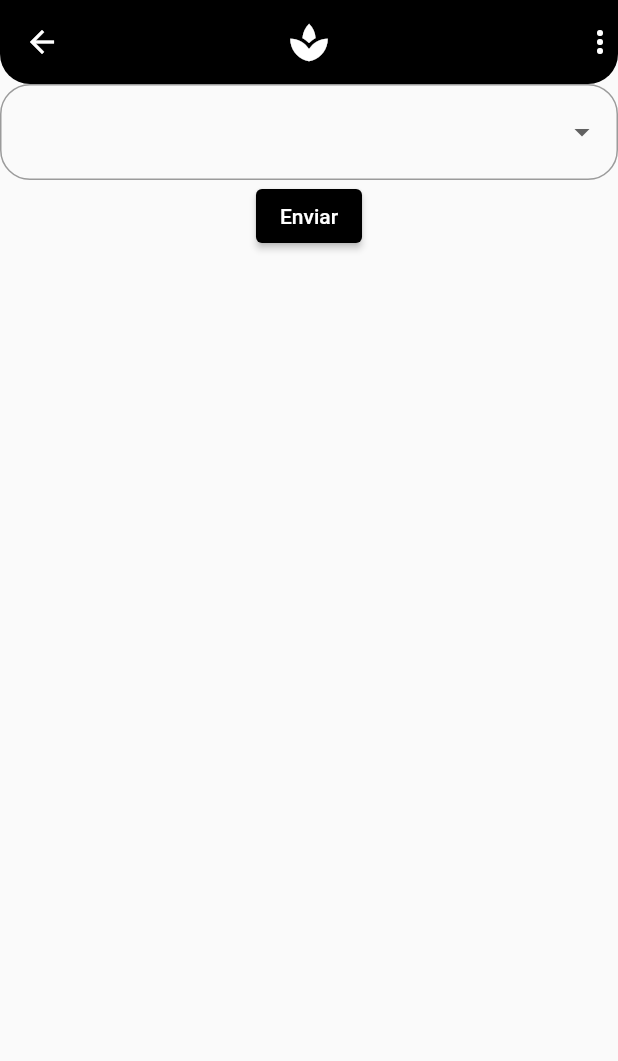
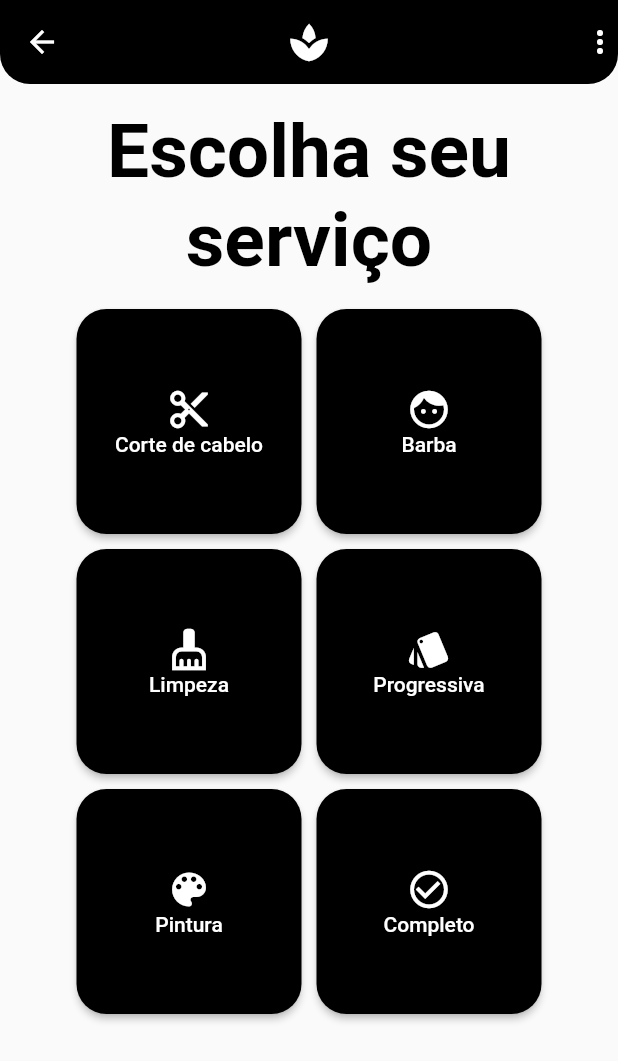
Before and after one commit to MatheusAnthonyPereiraAbreu/app-cabelereiro, a Flutter app: the screen it shows once a user with an empty profile is signed in, in the side drawer, after a tap on "Agendar Horário", on a phone screen of 412 x 824 dp. Shown: the top 1061 px of the screen. Run offline on Flutter 3.47's test engine with Material 2 defaults, Android fonts, the phone set to English and light mode, and no system bars; our stand-ins replace cloud_firestore, firebase_auth, firebase_core, firebase_storage, image_picker; accounts and stored records are empty.

Commit message:
Estilizando a página de seleção de serviço e teste de utilização de imagem na classe profissional

```diff
--- a/appcabelereiro/lib/core/models/profissional.dart
+++ b/appcabelereiro/lib/core/models/profissional.dart
@@ -2,14 +2,16 @@ class Profissional {
   String nome;
   String funcao;
   List<String> diasOcupados;
+  String imageUrl;
 
-  Profissional({required this.nome, required this.funcao, required this.diasOcupados});
+  Profissional({required this.nome, required this.funcao, required this.diasOcupados, required this.imageUrl});
 
   Map<String, dynamic> toMap() {
     return {
       'nome': nome,
       'funcao': funcao,
       'diasOcupados': diasOcupados,
+      'imageUrl': imageUrl,
     };
   }
 
@@ -18,6 +20,7 @@ class Profissional {
       nome: map['nome'],
       funcao: map['funcao'],
       diasOcupados: List<String>.from(map['diasOcupados']),
+      imageUrl: map['imageUrl'],
     );
   }
 }
--- a/appcabelereiro/lib/pages/select_service.dart
+++ b/appcabelereiro/lib/pages/select_service.dart
@@ -6,70 +6,96 @@ class ServicoPage extends StatefulWidget {
   @override
   _ServicoPageState createState() => _ServicoPageState();
 }
-
 class _ServicoPageState extends State<ServicoPage> {
-  final _formKey = GlobalKey<FormState>();
-  final List<String> servicos = ['Corte de cabelo', 'Barba', 'Limpeza', 'Progressiva', 'Pintura'];
+  final List<String> servicos = ['Corte de cabelo', 'Barba', 'Limpeza', 'Progressiva', 'Pintura', 'Completo'];
   String? _servicoSelecionado;
 
   @override
   Widget build(BuildContext context) {
     return Scaffold(
       appBar: CustomAppBar(),
-      body: Form(
-        key: _formKey,
+      body: SingleChildScrollView(
         child: Column(
           children: <Widget>[
-            Theme(
-              data: Theme.of(context).copyWith(
-                primaryColor: Colors.black,
-                inputDecorationTheme: InputDecorationTheme(
-                  border: OutlineInputBorder(
+            Padding(
+              padding: const EdgeInsets.all(16.0),
+              child: Text(
+                'Escolha seu serviço',
+                style: Theme.of(context).textTheme.headline6!.copyWith(color: Colors.black),
+                textAlign: TextAlign.center,
+              ),
+            ),
+            Wrap(
+              spacing: 10,
+              runSpacing: 10,
+              children: servicos.map((servico) {
+                return SizedBox(
+                  width: 150,
+                  height: 150,
+                  child: ElevatedButton(
+                    style: ElevatedButton.styleFrom(
+                      primary: _servicoSelecionado == servico ? Colors.grey : Colors.black,
+                      shape: RoundedRectangleBorder(
                         borderRadius: BorderRadius.circular(20),
                       ),
                     ),
+                    onPressed: () {
+                      setState(() {
+                        _servicoSelecionado = servico;
+                      });
+                    },
+                    child: Column(
+                      mainAxisAlignment: MainAxisAlignment.center,
+                      children: <Widget>[
+                        Icon(_getIconForService(servico), size: 30, color: Colors.white),
+                        Text(servico, style: TextStyle(color: Colors.white)),
+                      ],
                     ),
-              child: DropdownButtonFormField(
-                value: _servicoSelecionado,
-                items: servicos.map((servico) {
-                  return DropdownMenuItem(
-                    value: servico,
-                    child: Text(servico),
+                  ),
                 );
               }).toList(),
-                onChanged: (value) {
-                  setState(() {
-                    _servicoSelecionado = value as String?;
-                  });
-                },
-                validator: (value) {
-                  if (value == null) {
-                    return 'Por favor, selecione um serviço';
-                  }
-                  return null;
-                },
             ),
-            ),
-            ElevatedButton(
+            if (_servicoSelecionado != null)
+              Padding(
+                padding: const EdgeInsets.all(16.0),
+                child: ElevatedButton(
                   style: ElevatedButton.styleFrom(
-                primary: Colors.black, // Cor de fundo do botão
-                onPrimary: Colors.white, // Cor do texto
+                    primary: Colors.black,
+                    onPrimary: Colors.white,
                   ),
                   onPressed: () {
-                if (_formKey.currentState!.validate()) {
                     Navigator.push(
                       context,
                       MaterialPageRoute(
                         builder: (context) => ProfissionalPage(servico: _servicoSelecionado),
                       ),
                     );
-                }
                   },
-              child: Text('Enviar'),
+                  child: Text('Avançar'),
+                ),
               ),
           ],
         ),
       ),
     );
   }
+
+  IconData _getIconForService(String servico) {
+    switch (servico) {
+      case 'Corte de cabelo':
+        return Icons.content_cut;
+      case 'Barba':
+        return Icons.face;
+      case 'Limpeza':
+        return Icons.cleaning_services;
+      case 'Progressiva':
+        return Icons.style;
+      case 'Pintura':
+        return Icons.color_lens;
+      case 'Completo':
+        return Icons.check_circle_outline;
+      default:
+        return Icons.help_outline;
     }
+  }
+}
```
Also changed, not shown: appcabelereiro/lib/core/services/firebase_agendamento.dart (+18 -3 lines), appcabelereiro/lib/pages/criar_profissional.dart (+24 -3 lines), 4 other files. Lines whose indentation alone changed are shown as unchanged.
